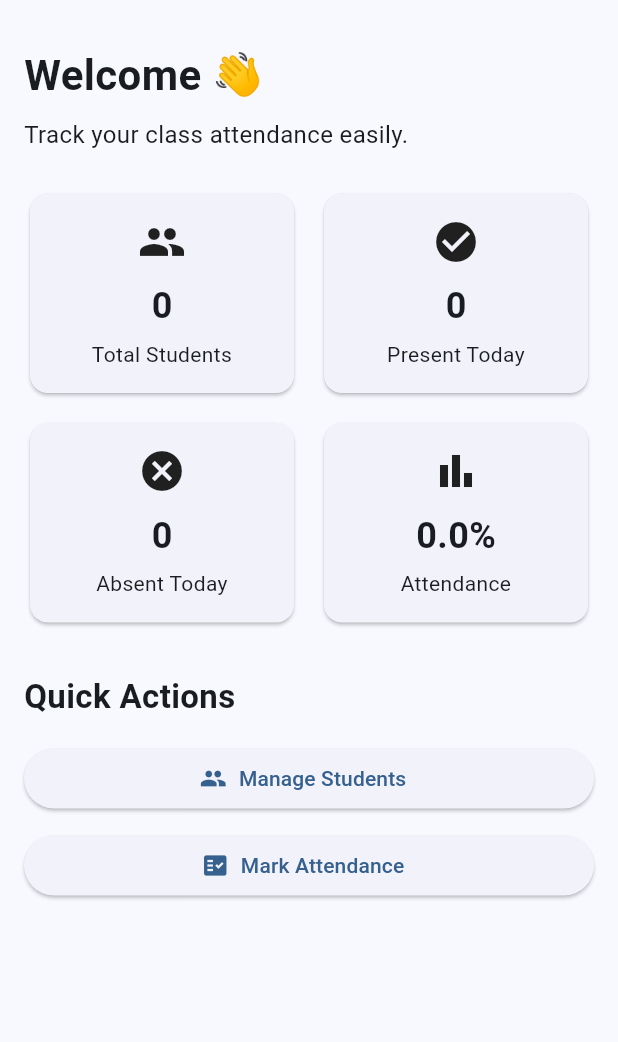
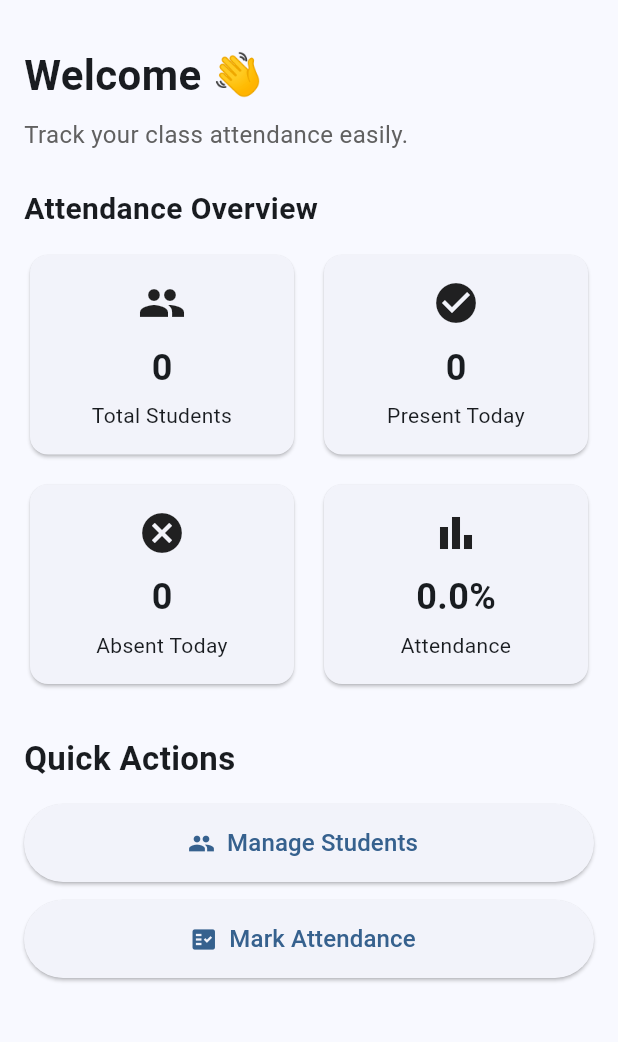
Before and after one commit to harshithpenmetsa/student-attendance-tracker, a Flutter app: the screen it shows after launch, on a phone screen of 412 x 824 dp, the part 63-1105 px from its top. Run offline on Flutter 3.47's test engine with Material 3 defaults, Android fonts, the phone set to English and light mode, and no system bars; our stand-ins replace shared_preferences.

Commit message:
Day 4: Polish dashboard UI

```diff
--- a/lib/screens/home_screen.dart
+++ b/lib/screens/home_screen.dart
@@ -111,8 +111,8 @@ class _HomeScreenState extends State<HomeScreen> {
         centerTitle: true,
       ),
 
-      body: Padding(
-        padding: const EdgeInsets.all(16.0),
+      body: SingleChildScrollView(
+        padding: const EdgeInsets.all(16),
 
         child: Column(
           crossAxisAlignment: CrossAxisAlignment.start,
@@ -124,12 +124,19 @@ class _HomeScreenState extends State<HomeScreen> {
 
             const SizedBox(height: 8),
 
-            const Text(
+            Text(
               'Track your class attendance easily.',
-              style: TextStyle(fontSize: 16),
+              style: TextStyle(fontSize: 16, color: Colors.grey.shade700),
             ),
 
             const SizedBox(height: 24),
+
+            const Text(
+              'Attendance Overview',
+              style: TextStyle(fontSize: 20, fontWeight: FontWeight.bold),
+            ),
+
+            const SizedBox(height: 12),
 
             Row(
               children: [
@@ -188,23 +195,33 @@ class _HomeScreenState extends State<HomeScreen> {
 
             SizedBox(
               width: double.infinity,
+              height: 52,
               child: ElevatedButton.icon(
                 onPressed: openStudentList,
                 icon: const Icon(Icons.people),
-                label: const Text('Manage Students'),
+                label: const Text(
+                  'Manage Students',
+                  style: TextStyle(fontSize: 16),
+                ),
               ),
             ),
 
-            const SizedBox(height: 10),
+            const SizedBox(height: 12),
 
             SizedBox(
               width: double.infinity,
+              height: 52,
               child: ElevatedButton.icon(
                 onPressed: openAttendanceScreen,
                 icon: const Icon(Icons.fact_check),
-                label: const Text('Mark Attendance'),
+                label: const Text(
+                  'Mark Attendance',
+                  style: TextStyle(fontSize: 16),
+                ),
               ),
             ),
+
+            const SizedBox(height: 20),
           ],
         ),
       ),
```
